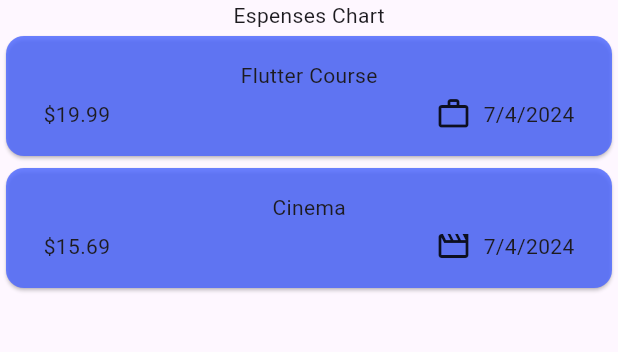
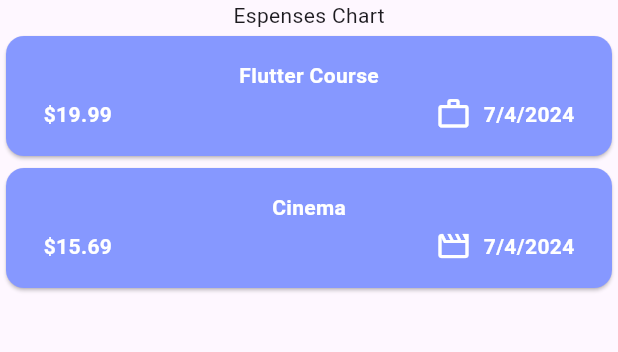
Before and after one commit to ishahzebali/expense-tracker-flutter, a Flutter app: the screen it shows after launch, on a phone screen of 412 x 824 dp, the part 84-436 px from its top. Run offline on Flutter 3.47's test engine with Material 3 defaults, Android fonts, the phone set to English and light mode, and no system bars.

Commit message:
styled item cards

```diff
--- a/lib/widgets/expenses_list/expense_item.dart
+++ b/lib/widgets/expenses_list/expense_item.dart
@@ -9,7 +9,7 @@ class ExpenseItem extends StatelessWidget {
   @override
   Widget build(BuildContext context) {
     return Card(
-        color: const Color.fromARGB(209, 75, 102, 255),
+        color: const Color.fromARGB(255, 134, 152, 255),
         child: Padding(
           padding: const EdgeInsets.symmetric(
             horizontal: 25,
@@ -19,25 +19,42 @@ class ExpenseItem extends StatelessWidget {
             children: [
               Text(
                 expense.title,
+                style: const TextStyle(
+                  color: Colors.white,
+                  fontWeight: FontWeight.bold,
+                ),
               ),
               const SizedBox(
                 height: 4,
               ),
               Row(
                 children: [
-                  Text('\$${expense.amount.toStringAsFixed(2)}'),
+                  Text(
+                    '\$${expense.amount.toStringAsFixed(2)}',
+                    style: const TextStyle(
+                      color: Colors.white,
+                      fontWeight: FontWeight.bold,
+                    ),
+                  ),
                   const Spacer(),
                   Row(
                     children: [
                       const SizedBox(
                         width: 4,
                       ),
-                      Icon(categoryIcons[expense.category]),
+                      Icon(
+                        categoryIcons[expense.category],
+                        color: Colors.white,
+                      ),
                       const SizedBox(
                         width: 8,
                       ),
                       Text(
                         expense.formattedDate,
+                        style: const TextStyle(
+                          color: Colors.white,
+                          fontWeight: FontWeight.bold,
+                        ),
                       )
                     ],
                   )
```
